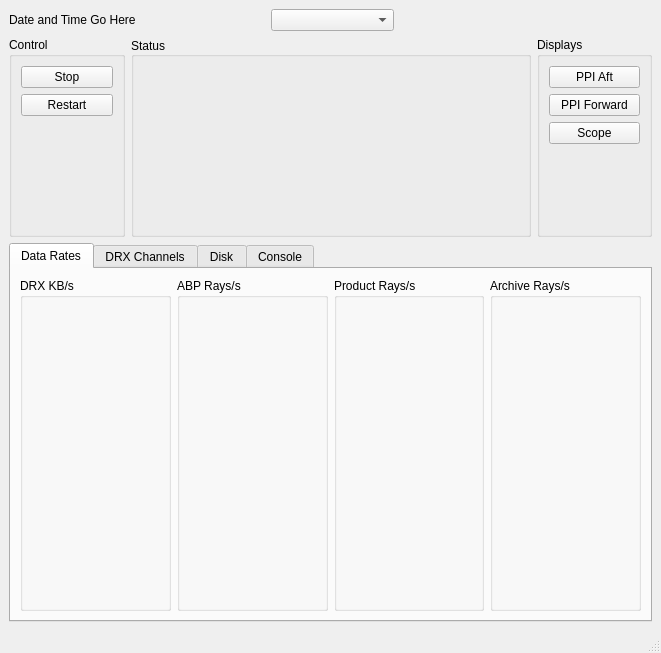
Before: the Qt Designer form src/eldoragui/EldoraMain.ui in NCAR/eldora_instrument, drawn with Qt 5.
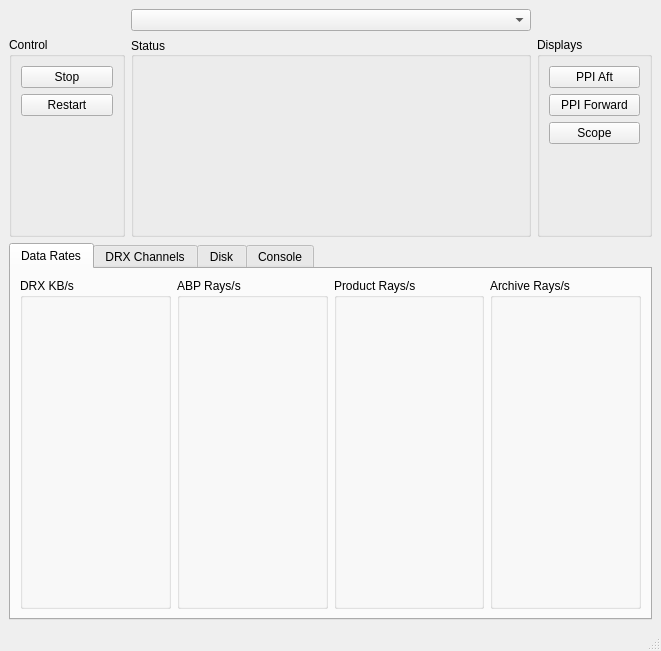
After: the same form once the commit is applied.

Commit message: Add header selection to gui.

Patch:
```diff
--- a/src/eldoragui/EldoraMain.ui
+++ b/src/eldoragui/EldoraMain.ui
@@ -6,7 +6,7 @@
     <x>0</x>
     <y>0</y>
     <width>661</width>
-    <height>653</height>
+    <height>651</height>
    </rect>
   </property>
   <property name="sizePolicy" >
@@ -36,56 +36,7 @@
       <property name="spacing" >
        <number>6</number>
       </property>
-      <item row="0" column="3" >
-       <widget class="QLabel" name="label_2" >
-        <property name="text" >
-         <string/>
-        </property>
-       </widget>
-      </item>
-      <item row="0" column="0" >
-       <widget class="QLabel" name="dateTimeLabel" >
-        <property name="sizePolicy" >
-         <sizepolicy>
-          <hsizetype>5</hsizetype>
-          <vsizetype>3</vsizetype>
-          <horstretch>0</horstretch>
-          <verstretch>0</verstretch>
-         </sizepolicy>
-        </property>
-        <property name="text" >
-         <string>Date and Time Go Here</string>
-        </property>
-       </widget>
-      </item>
-      <item row="0" column="4" >
-       <widget class="QLabel" name="label_3" >
-        <property name="text" >
-         <string/>
-        </property>
-       </widget>
-      </item>
-      <item row="0" column="2" >
-       <widget class="QComboBox" name="hdrCombo" />
-      </item>
-      <item row="0" column="1" >
-       <widget class="QLabel" name="label" >
-        <property name="text" >
-         <string/>
-        </property>
-       </widget>
-      </item>
-     </layout>
-    </item>
-    <item>
-     <layout class="QHBoxLayout" >
-      <property name="margin" >
-       <number>0</number>
-      </property>
-      <property name="spacing" >
-       <number>6</number>
-      </property>
-      <item>
+      <item row="1" column="0" >
        <widget class="QGroupBox" name="groupBox_4" >
         <property name="title" >
          <string>Control</string>
@@ -149,26 +100,7 @@
         </layout>
        </widget>
       </item>
-      <item>
-       <widget class="QGroupBox" name="gaugeBox" >
-        <property name="minimumSize" >
-         <size>
-          <width>400</width>
-          <height>200</height>
-         </size>
-        </property>
-        <property name="title" >
-         <string>Status</string>
-        </property>
-        <property name="alignment" >
-         <set>Qt::AlignJustify|Qt::AlignVCenter</set>
-        </property>
-        <property name="flat" >
-         <bool>false</bool>
-        </property>
-       </widget>
-      </item>
-      <item>
+      <item row="1" column="2" >
        <widget class="QGroupBox" name="groupBox_5" >
         <property name="title" >
          <string>Displays</string>
@@ -225,6 +157,42 @@
         </layout>
        </widget>
       </item>
+      <item row="0" column="1" >
+       <widget class="QComboBox" name="hdrCombo" />
+      </item>
+      <item row="0" column="0" >
+       <widget class="QLabel" name="label_4" >
+        <property name="text" >
+         <string/>
+        </property>
+       </widget>
+      </item>
+      <item row="1" column="1" >
+       <widget class="QGroupBox" name="gaugeBox" >
+        <property name="minimumSize" >
+         <size>
+          <width>400</width>
+          <height>200</height>
+         </size>
+        </property>
+        <property name="title" >
+         <string>Status</string>
+        </property>
+        <property name="alignment" >
+         <set>Qt::AlignJustify|Qt::AlignVCenter</set>
+        </property>
+        <property name="flat" >
+         <bool>false</bool>
+        </property>
+       </widget>
+      </item>
+      <item row="0" column="2" >
+       <widget class="QLabel" name="label_5" >
+        <property name="text" >
+         <string/>
+        </property>
+       </widget>
+      </item>
      </layout>
     </item>
     <item>
```
The commit also changes 3 other files.
